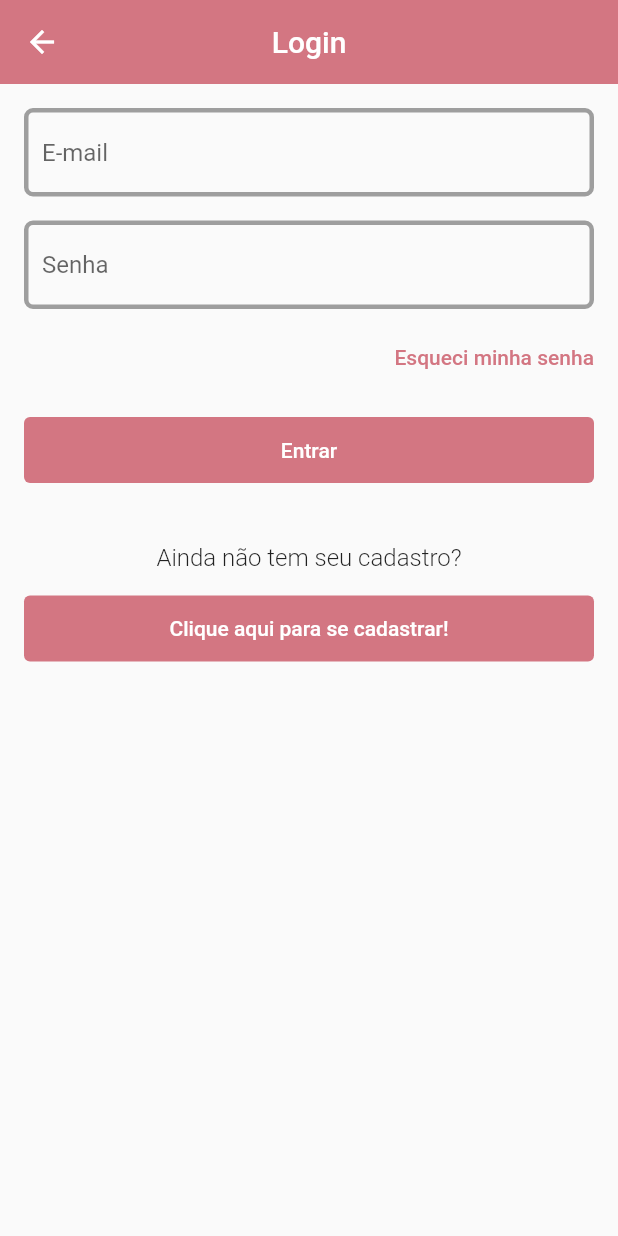
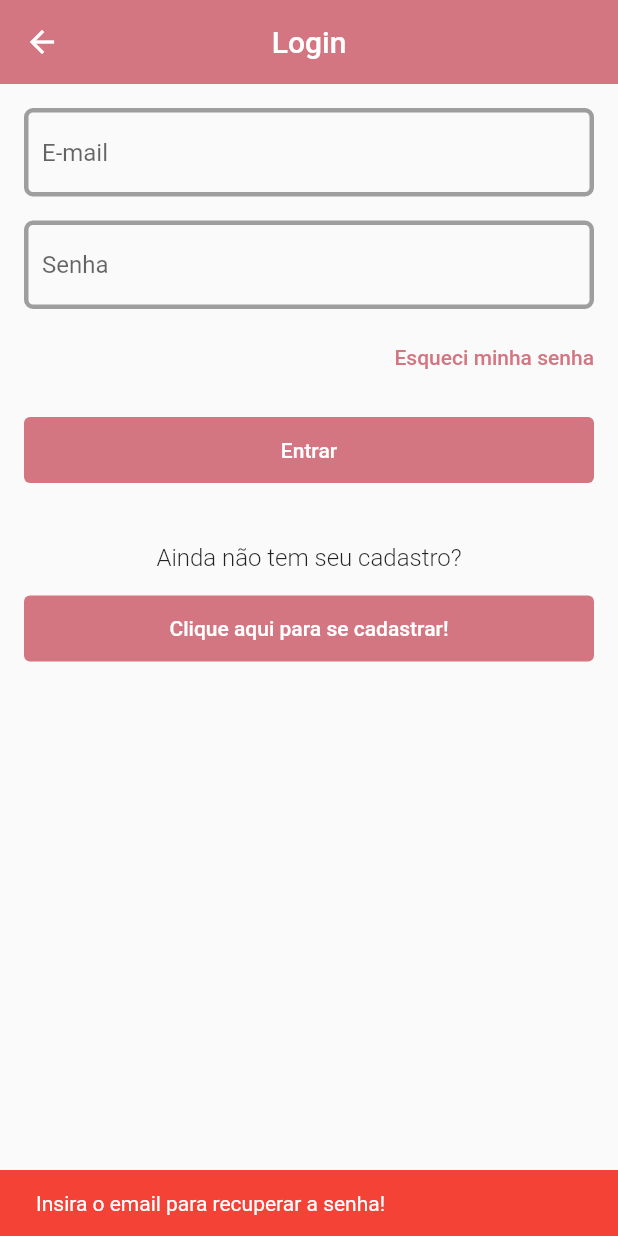
Before and after one commit to albertobezerra/storebypaulasaraiva_flutter, a Flutter app: the LoginScreen screen opened directly, after a tap on "Esqueci minha senha", on a phone screen of 412 x 824 dp. Run offline on Flutter 3.47's test engine with Material 2 defaults, Android fonts, the phone set to English and light mode, and no system bars; our stand-ins replace carousel_pro, cloud_firestore, firebase_auth, transparent_image; missing offline and left inert: dart:ffi; accounts and stored records are empty.

Commit message:
Finalização com sistema de recuperação de senha

```diff
--- a/lib/models/user_model.dart
+++ b/lib/models/user_model.dart
@@ -77,7 +77,9 @@ class UserModel extends Model {
     notifyListeners();
   }
 
-  void recoverPass() {}
+  void recoverPass(String email) {
+    _auth.sendPasswordResetEmail(email: email);
+  }
 
   bool isLoggedIn() {
     return firebaseUser != null;
--- a/lib/screens/login.dart
+++ b/lib/screens/login.dart
@@ -81,7 +81,23 @@ class _LoginScreenState extends State<LoginScreen> {
                 ),
                 SizedBox(height: 8),
                 TextButton(
-                  onPressed: () {},
+                  onPressed: () {
+                    if (_emailController.text.isEmpty) {
+                      _scaffoldKey.currentState?.showSnackBar(SnackBar(
+                        content: Text('Insira o email para recuperar a senha!'),
+                        backgroundColor: Colors.red,
+                        duration: Duration(seconds: 2),
+                      ));
+                    } else {
+                      model.recoverPass(_emailController.text);
+                      _scaffoldKey.currentState?.showSnackBar(SnackBar(
+                        content:
+                            Text('Enviamos um emal para recuperar a senha!'),
+                        backgroundColor: Colors.red,
+                        duration: Duration(seconds: 2),
+                      ));
+                    }
+                  },
                   child: Text('Esqueci minha senha'),
                   style: TextButton.styleFrom(
                     alignment: Alignment.centerRight,
```
